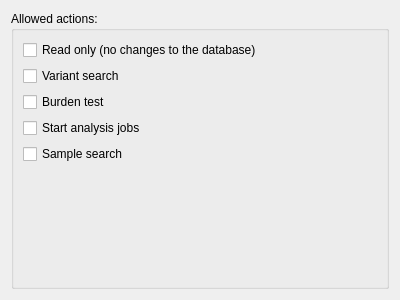
Old version of the form src/GSvar/UserActionPermissionsEditor.ui in the repository imgag/ngs-bits.
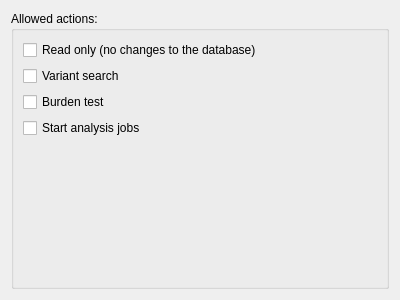
New version of the form.

Commit message: Refactored access and action permissions

What changed in the file:
```diff
--- a/src/GSvar/UserActionPermissionsEditor.ui
+++ b/src/GSvar/UserActionPermissionsEditor.ui
@@ -57,13 +57,6 @@
          </widget>
         </item>
         <item row="4" column="0">
-         <widget class="QCheckBox" name="sample_search_cb">
-          <property name="text">
-           <string>Sample search</string>
-          </property>
-         </widget>
-        </item>
-        <item row="5" column="0">
          <spacer name="verticalSpacer">
           <property name="orientation">
            <enum>Qt::Orientation::Vertical</enum>
```
The commit also changes 23 other files.
